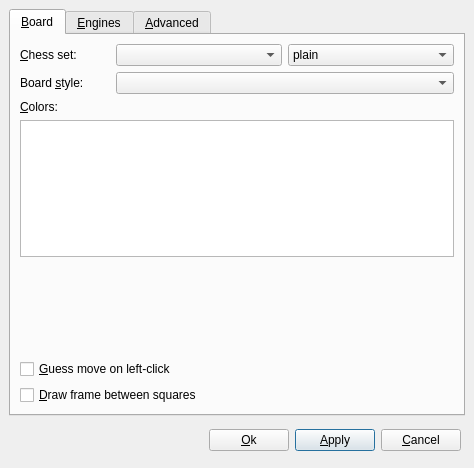
The window that src/gui/preferences.ui (madnight/chessx) describes before a commit, drawn with Qt 5.
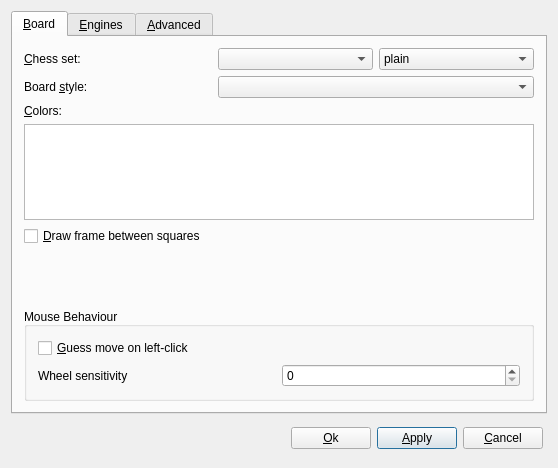
The same window after the commit. Custom widgets are drawn as their Qt base class.

Commit message: Added Support for high resolution HIDs Default Mac OS to High Resolution HIDs

```diff
--- a/src/gui/preferences.ui
+++ b/src/gui/preferences.ui
@@ -6,7 +6,7 @@
    <rect>
     <x>0</x>
     <y>0</y>
-    <width>474</width>
+    <width>558</width>
     <height>468</height>
    </rect>
   </property>
@@ -16,67 +16,8 @@
   <property name="modal">
    <bool>true</bool>
   </property>
-  <layout class="QGridLayout">
-   <property name="margin">
-    <number>9</number>
-   </property>
-   <property name="spacing">
-    <number>6</number>
-   </property>
-   <item row="1" column="0">
-    <layout class="QHBoxLayout">
-     <property name="spacing">
-      <number>6</number>
-     </property>
-     <property name="margin">
-      <number>4</number>
-     </property>
-     <item>
-      <spacer>
-       <property name="orientation">
-        <enum>Qt::Horizontal</enum>
-       </property>
-       <property name="sizeType">
-        <enum>QSizePolicy::Expanding</enum>
-       </property>
-       <property name="sizeHint" stdset="0">
-        <size>
-         <width>121</width>
-         <height>29</height>
-        </size>
-       </property>
-      </spacer>
-     </item>
-     <item>
-      <widget class="QPushButton" name="okButton">
-       <property name="text">
-        <string>&amp;Ok</string>
-       </property>
-       <property name="default">
-        <bool>true</bool>
-       </property>
-      </widget>
-     </item>
-     <item>
-      <widget class="QPushButton" name="applyButton">
-       <property name="text">
-        <string>&amp;Apply</string>
-       </property>
-       <property name="default">
-        <bool>true</bool>
-       </property>
-      </widget>
-     </item>
-     <item>
-      <widget class="QPushButton" name="cancelButton">
-       <property name="text">
-        <string>&amp;Cancel</string>
-       </property>
-      </widget>
-     </item>
-    </layout>
-   </item>
-   <item row="0" column="0">
+  <layout class="QVBoxLayout" name="verticalLayout_3">
+   <item>
     <widget class="QTabWidget" name="tabWidget">
      <property name="autoFillBackground">
       <bool>false</bool>
@@ -89,12 +30,6 @@
        <string>&amp;Board</string>
       </attribute>
       <layout class="QGridLayout">
-       <property name="margin">
-        <number>9</number>
-       </property>
-       <property name="spacing">
-        <number>6</number>
-       </property>
        <item row="0" column="0">
         <widget class="QLabel" name="pieceThemeLabel">
          <property name="text">
@@ -107,12 +42,6 @@
        </item>
        <item row="0" column="2">
         <layout class="QHBoxLayout">
-         <property name="spacing">
-          <number>6</number>
-         </property>
-         <property name="margin">
-          <number>0</number>
-         </property>
          <item>
           <widget class="QComboBox" name="pieceThemeCombo">
            <property name="sizePolicy">
@@ -153,36 +82,6 @@
        <item row="3" column="0" colspan="3">
         <widget class="ColorList" name="boardColorsList"/>
        </item>
-       <item row="6" column="0" colspan="3">
-        <widget class="QCheckBox" name="boardFrameCheck">
-         <property name="text">
-          <string>&amp;Draw frame between squares</string>
-         </property>
-        </widget>
-       </item>
-       <item row="5" column="0" colspan="3">
-        <widget class="QCheckBox" name="guessMoveCheck">
-         <property name="text">
-          <string>&amp;Guess move on left-click</string>
-         </property>
-        </widget>
-       </item>
-       <item row="4" column="1">
-        <spacer>
-         <property name="orientation">
-          <enum>Qt::Vertical</enum>
-         </property>
-         <property name="sizeType">
-          <enum>QSizePolicy::Expanding</enum>
-         </property>
-         <property name="sizeHint" stdset="0">
-          <size>
-           <width>20</width>
-           <height>150</height>
-          </size>
-         </property>
-        </spacer>
-       </item>
        <item row="1" column="0">
         <widget class="QLabel" name="boardThemeLabel">
          <property name="text">
@@ -213,6 +112,75 @@
          </property>
         </widget>
        </item>
+       <item row="5" column="0">
+        <spacer>
+         <property name="orientation">
+          <enum>Qt::Vertical</enum>
+         </property>
+         <property name="sizeType">
+          <enum>QSizePolicy::Expanding</enum>
+         </property>
+         <property name="sizeHint" stdset="0">
+          <size>
+           <width>20</width>
+           <height>150</height>
+          </size>
+         </property>
+        </spacer>
+       </item>
+       <item row="6" column="0" colspan="3">
+        <widget class="QGroupBox" name="groupBox">
+         <property name="sizePolicy">
+          <sizepolicy hsizetype="Expanding" vsizetype="Preferred">
+           <horstretch>0</horstretch>
+           <verstretch>0</verstretch>
+          </sizepolicy>
+         </property>
+         <property name="title">
+          <string>Mouse Behaviour</string>
+         </property>
+         <property name="alignment">
+          <set>Qt::AlignBottom|Qt::AlignLeading|Qt::AlignLeft</set>
+         </property>
+         <layout class="QVBoxLayout" name="verticalLayout_2">
+          <property name="sizeConstraint">
+           <enum>QLayout::SetDefaultConstraint</enum>
+          </property>
+          <item>
+           <widget class="QCheckBox" name="guessMoveCheck">
+            <property name="text">
+             <string>&amp;Guess move on left-click</string>
+            </property>
+           </widget>
+          </item>
+          <item>
+           <layout class="QHBoxLayout" name="horizontalLayout_2">
+            <item>
+             <widget class="QLabel" name="label_8">
+              <property name="text">
+               <string>Wheel sensitivity</string>
+              </property>
+             </widget>
+            </item>
+            <item>
+             <widget class="QSpinBox" name="minWheelCount">
+              <property name="maximum">
+               <number>500</number>
+              </property>
+             </widget>
+            </item>
+           </layout>
+          </item>
+         </layout>
+        </widget>
+       </item>
+       <item row="4" column="0">
+        <widget class="QCheckBox" name="boardFrameCheck">
+         <property name="text">
+          <string>&amp;Draw frame between squares</string>
+         </property>
+        </widget>
+       </item>
       </layout>
      </widget>
      <widget class="QWidget" name="tabEngines">
@@ -480,6 +448,56 @@
      </widget>
     </widget>
    </item>
+   <item>
+    <layout class="QHBoxLayout">
+     <property name="margin">
+      <number>4</number>
+     </property>
+     <item>
+      <spacer>
+       <property name="orientation">
+        <enum>Qt::Horizontal</enum>
+       </property>
+       <property name="sizeType">
+        <enum>QSizePolicy::Expanding</enum>
+       </property>
+       <property name="sizeHint" stdset="0">
+        <size>
+         <width>121</width>
+         <height>29</height>
+        </size>
+       </property>
+      </spacer>
+     </item>
+     <item>
+      <widget class="QPushButton" name="okButton">
+       <property name="text">
+        <string>&amp;Ok</string>
+       </property>
+       <property name="default">
+        <bool>true</bool>
+       </property>
+      </widget>
+     </item>
+     <item>
+      <widget class="QPushButton" name="applyButton">
+       <property name="text">
+        <string>&amp;Apply</string>
+       </property>
+       <property name="default">
+        <bool>true</bool>
+       </property>
+      </widget>
+     </item>
+     <item>
+      <widget class="QPushButton" name="cancelButton">
+       <property name="text">
+        <string>&amp;Cancel</string>
+       </property>
+      </widget>
+     </item>
+    </layout>
+   </item>
   </layout>
  </widget>
  <layoutdefault spacing="6" margin="11"/>
```
Left out of the diff: 20 changed lines with no effect on the pictures. The commit also changes 4 other files.
